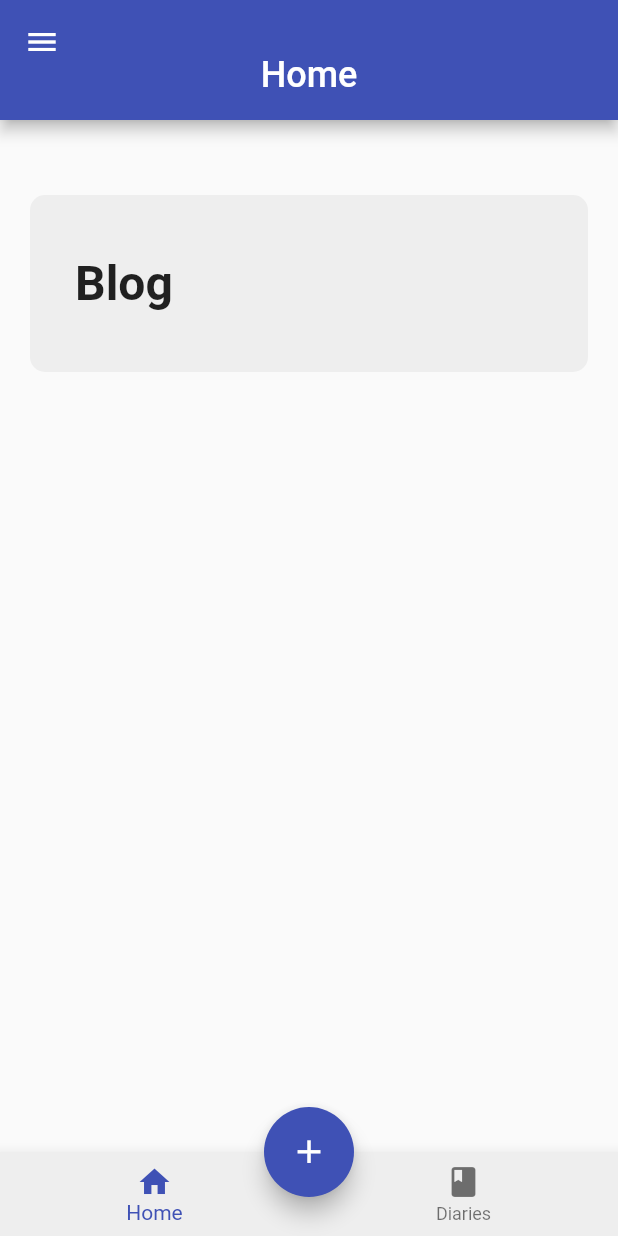
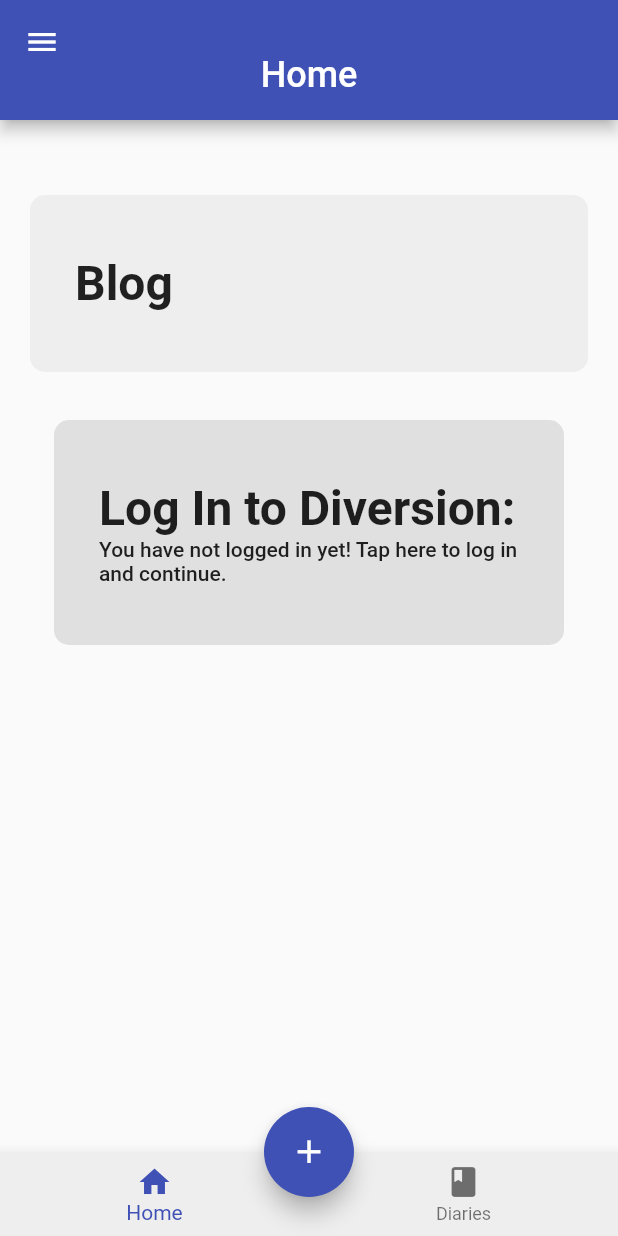
Before and after one commit to varunan-vara/Diversion, a Flutter app: the screen it shows after launch, on a phone screen of 412 x 824 dp. Run offline on Flutter 3.47's test engine with Material 2 defaults, Android fonts, the phone set to English and light mode, and no system bars.

Commit message:
Added Log-in Page

```diff
--- /dev/null
+++ b/lib/LoginPage/LoginStatus.dart
@@ -0,0 +1,46 @@
+import 'package:flutter/material.dart';
+import 'package:diversion_flutter_new/LoginPage/Welcome.dart';
+
+bool isLoggedIn = false;
+
+void EditStatus(bool value) {
+  isLoggedIn = value;
+}
+
+bool ReturnStatus() {
+  return isLoggedIn;
+}
+
+Widget LoggedIN (var context) {
+  if (isLoggedIn) {
+    return Container();
+  } else {
+    return FlatButton(
+      onPressed: () {
+        showDialog(
+            context: context,
+        builder: (BuildContext context) {
+             return Login();
+        });
+      },
+      child: Container(
+        width: 600,
+        decoration: BoxDecoration(
+          color: Colors.grey[300],
+          borderRadius: BorderRadius.all(Radius.circular(10.0)),
+        ),
+        child: Padding(
+          padding: EdgeInsets.symmetric(horizontal:30.0, vertical: 40.0,),
+          child: Column(
+              crossAxisAlignment: CrossAxisAlignment.start,
+              children: <Widget> [
+                Text("Log In to Diversion:",
+                  style: TextStyle(fontWeight: FontWeight.bold, fontSize: 32.0,),),
+                Text("You have not logged in yet! Tap here to log in and continue."),
+              ]
+          ),
+        ),
+      ),
+    );
+  }
+}
--- a/lib/MainPage/Elements/body.dart
+++ b/lib/MainPage/Elements/body.dart
@@ -1,7 +1,8 @@
 import 'package:flutter/material.dart';
-import 'package:diversion_flutter_new/MainPage/mainpage.dart';
+import 'package:diversion_flutter_new/LoginPage/LoginStatus.dart';
 import 'Blog.dart';
 import 'package:diversion_flutter_new/MainPage/Elements/Blog.dart';
+
 
 
 class Snap extends StatelessWidget {
@@ -13,7 +14,10 @@
       padding: EdgeInsets.symmetric(vertical: 50.0, horizontal: 20.0),
       children: <Widget>[
         Blog(),
-
+        Padding(
+          padding: EdgeInsets.all(16.0)
+        ),
+        LoggedIN(context),
       ],
     );
 
--- a/lib/Todo.txt
+++ b/lib/Todo.txt
@@ -6,3 +6,4 @@
  Diary Page
  Contemplate Life Decisions
  Manage Storage of Diaries
+ Have I done a diary today?
```
Also changed, not shown: lib/Diary/DiaryDone.dart (added, +11 -0 lines), lib/Diary/DiaryEntry.dart (+5 -45 lines), lib/LoginPage/Welcome.dart (+12 -13 lines), lib/MainPage/mainpage.dart (+3 -44 lines), lib/main.dart (+17 -0 lines), lib/BlogPage/blogpage.dart (deleted), lib/LoginPage/login.json (deleted).
